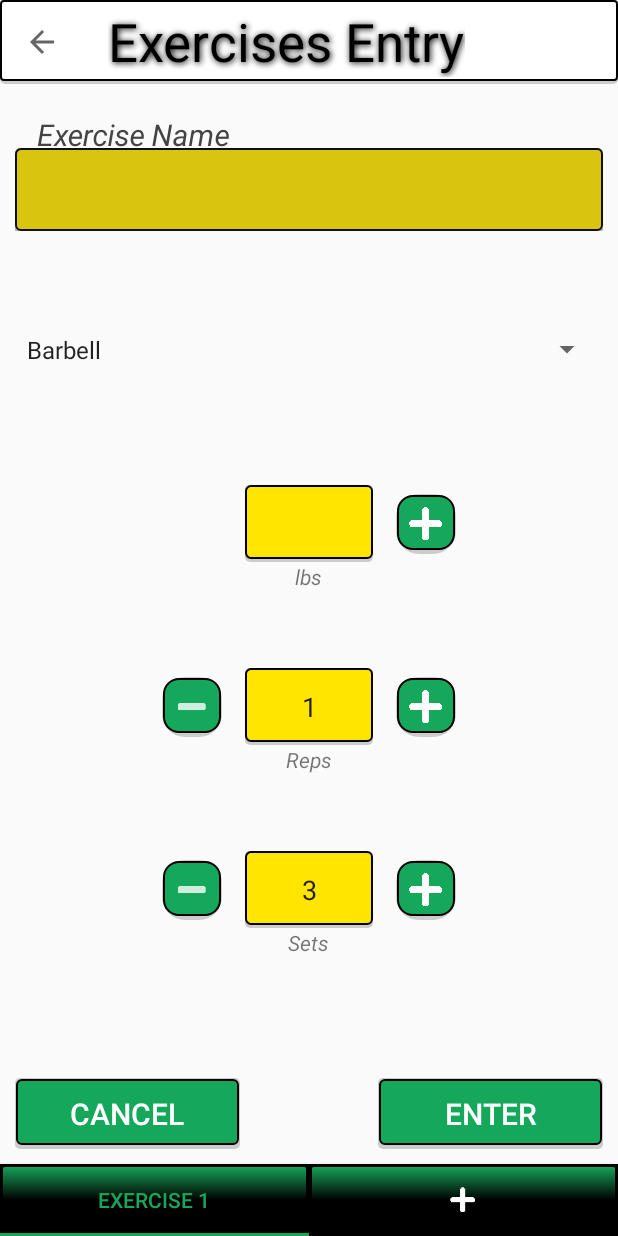
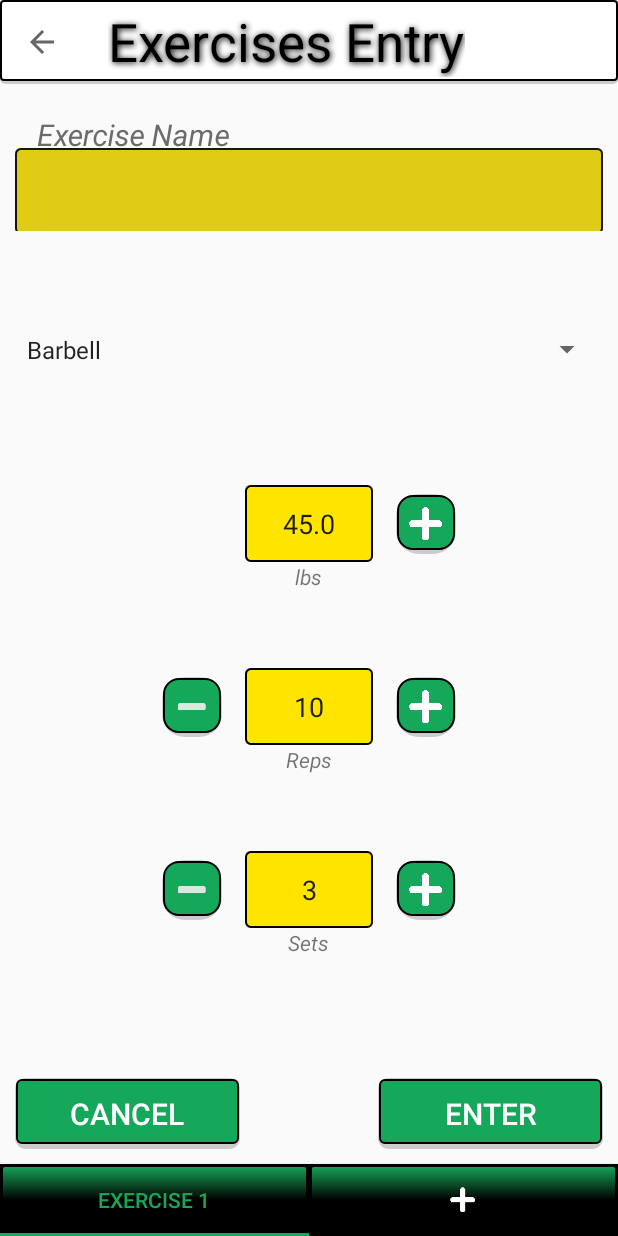
Before and after one commit to judacribz/GainzAssist, an Android app: the ExEntry screen opened directly, with no data from a screen before it, on a phone screen of 412 x 824 dp. Run offline under Robolectric (Android 15) with nearby library versions, the phone set to English and light mode, and no system bars; our stand-ins replace ButterKnife, Firebase (no records; nobody signed in at launch, a user with empty details on screens opened directly), Room's generated code; libraries missing offline, so code that uses them is left out: com.anton46.stepsview, com.facebook, com.facebook.rebound, com.orhanobut.logger, org.parceler.

Commit message:
edit text handling

```diff
--- a/app/src/main/res/drawable/button_box.xml
+++ b/app/src/main/res/drawable/button_box.xml
@@ -2,14 +2,20 @@
 	<item>
 		<shape android:shape="rectangle">
 			<solid android:color="@color/colorLightAccent"/>
-			<corners android:radius="3dp" />
+			<corners android:radius="7dp" />
+
+			<padding
+				android:bottom="1dp"
+				android:left="1dp"
+				android:right="1dp"
+				android:top="1dp" />
 		</shape>
 	</item>
 
 	<item
-		android:left="1dp"
-		android:right="1dp"
-		android:top="1dp"
+		android:left="0dp"
+		android:right="0dp"
+		android:top="0dp"
 		android:bottom="3dp">
 		<shape
 			xmlns:android="http://schemas.android.com/apk/res/android"
@@ -22,6 +28,7 @@
 				android:endColor="@color/colorGreen"
 				android:angle="45"/>
 
+
 			<stroke
 				android:width="1dp"
 				android:color="@color/colorBg" />
--- a/app/src/main/res/drawable/edit_text_box.xml
+++ b/app/src/main/res/drawable/edit_text_box.xml
@@ -6,11 +6,7 @@
     </shape>
 </item>
 
-<item
-    android:left="0.5dp"
-    android:right="0.5dp"
-    android:top="0.5dp"
-    android:bottom="2dp">
+<item>
     <shape
         xmlns:android="http://schemas.android.com/apk/res/android"
         android:shape="rectangle">
--- a/app/src/main/res/layout/activity_workout_entry.xml
+++ b/app/src/main/res/layout/activity_workout_entry.xml
@@ -53,7 +53,8 @@
             android:textAlignment="center"
             android:ems="5"
             android:inputType="number"
-            android:text="@string/initial_num_exercises"/>
+            android:text="@string/initial_num_exercises"
+            android:selectAllOnFocus="true"/>
 
         <ImageButton
             android:id="@+id/ibtn_inc_exercises"
--- a/app/src/main/res/layout/fragment_ex_entry.xml
+++ b/app/src/main/res/layout/fragment_ex_entry.xml
@@ -59,7 +59,9 @@
 			android:layout_centerInParent="true"
 			android:textAlignment="center"
 			android:minEms="4"
-			android:inputType="numberDecimal"/>
+			android:inputType="numberDecimal"
+			android:text="@string/starting_weight"
+			android:selectAllOnFocus="true"/>
 
 		<ImageButton
 			android:id="@+id/ibtn_inc_weight"
@@ -109,7 +111,8 @@
 			android:textAlignment="center"
 			android:ems="4"
 			android:inputType="number"
-			android:text="@string/min"/>
+			android:text="@string/starting_reps"
+			android:selectAllOnFocus="true"/>
 
 		<ImageButton
 			android:id="@+id/ibtn_inc_reps"
@@ -156,7 +159,8 @@
 			android:textAlignment="center"
 			android:ems="4"
 			android:inputType="number"
-			android:text="@string/starting_sets" />
+			android:text="@string/starting_sets"
+			android:selectAllOnFocus="true" />
 
 		<ImageButton
 			android:id="@+id/ibtn_inc_sets"
--- a/app/src/main/res/values/colors.xml
+++ b/app/src/main/res/values/colors.xml
@@ -2,7 +2,7 @@
 <resources>
     <color name="colorPrimary">@android:color/black</color>
     <color name="colorPrimaryDark">@android:color/black</color>
-    <color name="colorAccent">#444444</color>
+    <color name="colorAccent">#6b6b6b</color>
 
     <color name="colorBg">@color/colorPrimaryDark</color>
     <color name="colorLightBg">#FFFFFF</color>
--- a/app/src/main/res/values/strings.xml
+++ b/app/src/main/res/values/strings.xml
@@ -108,8 +108,9 @@
 	<string name="skip">skip</string>
 	<string name="num_of_exercises"># of exercises</string>
 	<string name="initial_num_exercises">3</string>
-	<string name="min">1</string>
+	<string name="starting_reps">10</string>
 	<string name="starting_sets">3</string>
+	<string name="starting_weight">45.0</string>
 	<string name="update_exercise">Update Exercise</string>
 	<string name="update_workout">Update Workout</string>
 	<string name="file_user_info">user_info.file</string>
```
Also changed, not shown: app/src/main/java/ca/judacribz/gainzassist/activities/add_workout/ExEntry.java (+49 -7 lines), app/src/main/java/ca/judacribz/gainzassist/activities/start_workout/CurrWorkout.java (+12 -12 lines), app/src/main/java/ca/judacribz/gainzassist/activities/start_workout/fragments/WorkoutScreen.java (+25 -0 lines), app/src/main/java/ca/judacribz/gainzassist/models/Exercise.java (+4 -6 lines), app/src/main/java/ca/judacribz/gainzassist/util/UI.java (+11 -0 lines).
